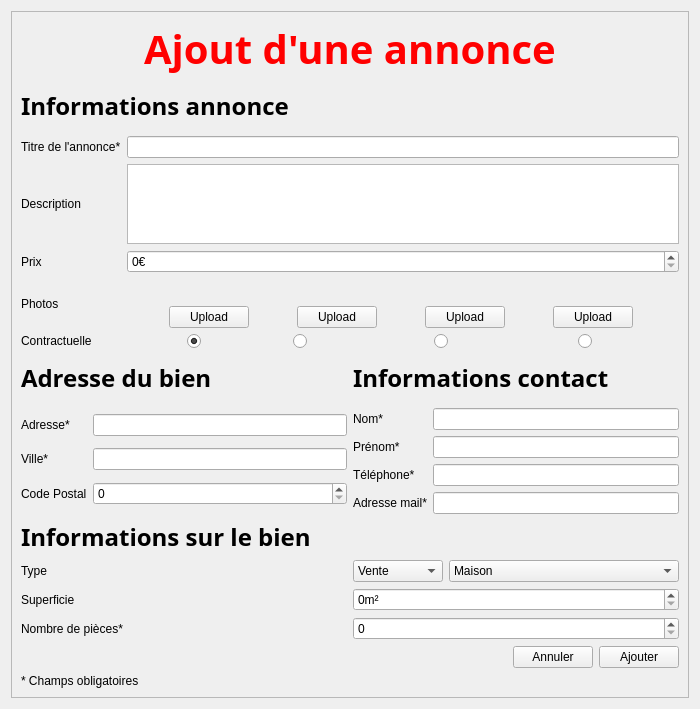
The window that AgenceImmo/ajoutdialog.ui (willdoleave/projet-ihm) describes before a commit, drawn with Qt 5.
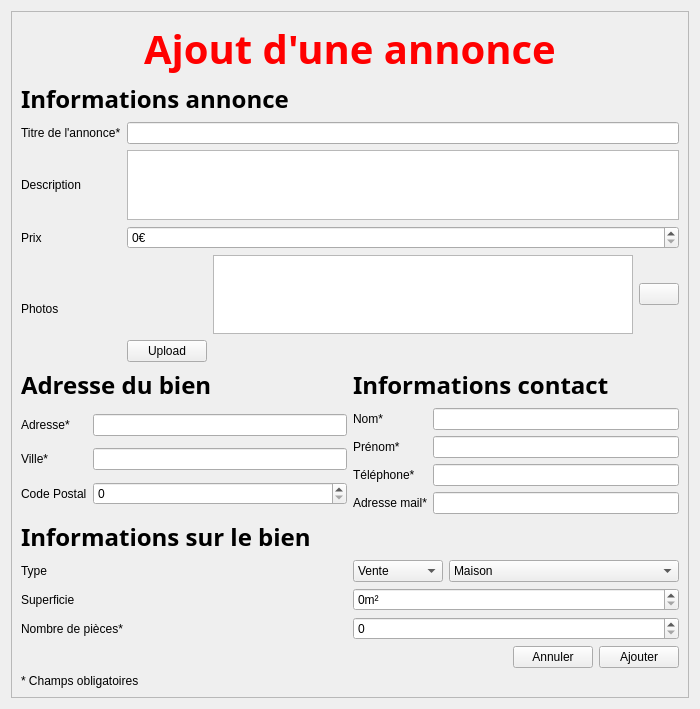
The same window after the commit. Icons and pictures are not drawn.

Commit message: modification concernant les images

The edit to the form file:
```diff
--- a/AgenceImmo/ajoutdialog.ui
+++ b/AgenceImmo/ajoutdialog.ui
@@ -41,9 +41,9 @@
       <property name="geometry">
        <rect>
         <x>0</x>
-        <y>-52</y>
+        <y>0</y>
         <width>664</width>
-        <height>741</height>
+        <height>743</height>
        </rect>
       </property>
       <layout class="QGridLayout" name="gridLayout_6">
@@ -322,53 +322,6 @@
        </item>
        <item row="0" column="0" colspan="2">
         <layout class="QGridLayout" name="gridLayout">
-         <item row="6" column="1">
-          <layout class="QHBoxLayout" name="horizontalLayout_2">
-           <item>
-            <widget class="QRadioButton" name="contractuelle1">
-             <property name="styleSheet">
-              <string notr="true">margin: 0 60</string>
-             </property>
-             <property name="text">
-              <string/>
-             </property>
-             <property name="checked">
-              <bool>true</bool>
-             </property>
-            </widget>
-           </item>
-           <item>
-            <widget class="QRadioButton" name="contractuelle2">
-             <property name="styleSheet">
-              <string notr="true">margin:0 20</string>
-             </property>
-             <property name="text">
-              <string/>
-             </property>
-            </widget>
-           </item>
-           <item>
-            <widget class="QRadioButton" name="contractuelle3">
-             <property name="styleSheet">
-              <string notr="true">margin:0 24</string>
-             </property>
-             <property name="text">
-              <string/>
-             </property>
-            </widget>
-           </item>
-           <item>
-            <widget class="QRadioButton" name="contractuelle4">
-             <property name="styleSheet">
-              <string notr="true">margin: 0 30</string>
-             </property>
-             <property name="text">
-              <string/>
-             </property>
-            </widget>
-           </item>
-          </layout>
-         </item>
          <item row="5" column="0">
           <widget class="QLabel" name="labelPhotos">
            <property name="text">
@@ -394,13 +347,6 @@
            </property>
           </widget>
          </item>
-         <item row="6" column="0">
-          <widget class="QLabel" name="label_18">
-           <property name="text">
-            <string>Contractuelle</string>
-           </property>
-          </widget>
-         </item>
          <item row="2" column="0">
           <widget class="QLabel" name="titreLabel">
            <property name="text">
@@ -408,10 +354,13 @@
            </property>
           </widget>
          </item>
-         <item row="3" column="0">
-          <widget class="QLabel" name="labelDescription">
-           <property name="text">
-            <string>Description</string>
+         <item row="3" column="1">
+          <widget class="QTextEdit" name="description">
+           <property name="maximumSize">
+            <size>
+             <width>16777215</width>
+             <height>80</height>
+            </size>
            </property>
           </widget>
          </item>
@@ -422,6 +371,13 @@
            </property>
           </widget>
          </item>
+         <item row="3" column="0">
+          <widget class="QLabel" name="labelDescription">
+           <property name="text">
+            <string>Description</string>
+           </property>
+          </widget>
+         </item>
          <item row="5" column="1">
           <layout class="QGridLayout" name="gridLayout_2">
            <item row="0" column="0">
@@ -437,85 +393,25 @@
              </property>
             </widget>
            </item>
-           <item row="1" column="3">
-            <widget class="QPushButton" name="upload_image4">
-             <property name="maximumSize">
-              <size>
-               <width>80</width>
-               <height>16777215</height>
-              </size>
-             </property>
-             <property name="text">
-              <string>Upload</string>
-             </property>
-            </widget>
-           </item>
-           <item row="0" column="2">
-            <widget class="QLabel" name="image3">
-             <property name="text">
-              <string/>
-             </property>
-             <property name="pixmap">
-              <pixmap resource="resources.qrc">:/images/img/camera.png</pixmap>
-             </property>
-             <property name="alignment">
-              <set>Qt::AlignCenter</set>
-             </property>
-            </widget>
-           </item>
            <item row="0" column="1">
-            <widget class="QLabel" name="image2">
-             <property name="text">
-              <string/>
+            <widget class="QListWidget" name="listWidget">
+             <property name="flow">
+              <enum>QListView::LeftToRight</enum>
              </property>
-             <property name="pixmap">
-              <pixmap resource="resources.qrc">:/images/img/camera.png</pixmap>
-             </property>
-             <property name="alignment">
-              <set>Qt::AlignCenter</set>
-             </property>
             </widget>
            </item>
-           <item row="0" column="3">
-            <widget class="QLabel" name="image4">
-             <property name="text">
-              <string/>
-             </property>
-             <property name="pixmap">
-              <pixmap resource="resources.qrc">:/images/img/camera.png</pixmap>
-             </property>
-             <property name="alignment">
-              <set>Qt::AlignCenter</set>
-             </property>
-            </widget>
-           </item>
-           <item row="1" column="1">
+           <item row="0" column="2">
             <widget class="QPushButton" name="upload_image2">
-             <property name="maximumSize">
-              <size>
-               <width>80</width>
-               <height>16777215</height>
-              </size>
-             </property>
              <property name="text">
-              <string>Upload</string>
+              <string/>
              </property>
-            </widget>
-           </item>
-           <item row="1" column="2">
-            <widget class="QPushButton" name="upload_image3">
-             <property name="maximumSize">
-              <size>
-               <width>80</width>
-               <height>16777215</height>
-              </size>
+             <property name="icon">
+              <iconset resource="resources.qrc">
+               <normaloff>:/images/img/plus.png</normaloff>:/images/img/plus.png</iconset>
              </property>
-             <property name="text">
-              <string>Upload</string>
-             </property>
             </widget>
            </item>
-           <item row="1" column="0">
+           <item row="2" column="0">
             <widget class="QPushButton" name="upload_image1">
              <property name="maximumSize">
               <size>
@@ -530,17 +426,7 @@
            </item>
           </layout>
          </item>
-         <item row="3" column="1">
-          <widget class="QTextEdit" name="description">
-           <property name="maximumSize">
-            <size>
-             <width>16777215</width>
-             <height>80</height>
-            </size>
-           </property>
-          </widget>
-         </item>
-         <item row="7" column="0" colspan="2">
+         <item row="6" column="0" colspan="2">
           <layout class="QHBoxLayout" name="horizontalLayout_3">
            <item>
             <widget class="QLabel" name="label_4">
```
The commit also changes 8 other files.
